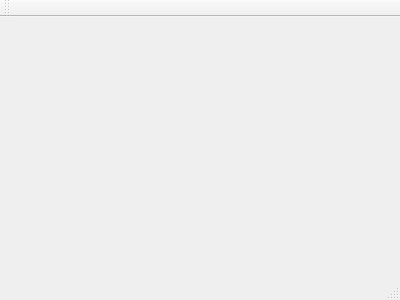
ErikNguyen20/CS1C_ClassProject_G3, file ClassProject2DModelerG3/mainwindow.ui: the form before one commit.
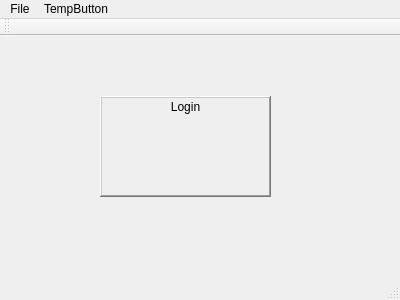
The form after the commit.

Commit message: Added File button on the top bar. Added TestButton on the top bar. Began implementing login box.

```diff
--- a/ClassProject2DModelerG3/mainwindow.ui
+++ b/ClassProject2DModelerG3/mainwindow.ui
@@ -12,13 +12,122 @@
   <property name="windowTitle" >
    <string>MainWindow</string>
   </property>
-  <widget class="QMenuBar" name="menuBar" />
-  <widget class="QToolBar" name="mainToolBar" />
-  <widget class="QWidget" name="centralWidget" />
-  <widget class="QStatusBar" name="statusBar" />
+  <widget class="QWidget" name="centralWidget">
+   <widget class="QFrame" name="loginFrame">
+    <property name="geometry">
+     <rect>
+      <x>100</x>
+      <y>60</y>
+      <width>171</width>
+      <height>101</height>
+     </rect>
+    </property>
+    <property name="autoFillBackground">
+     <bool>true</bool>
+    </property>
+    <property name="frameShape">
+     <enum>QFrame::WinPanel</enum>
+    </property>
+    <property name="frameShadow">
+     <enum>QFrame::Raised</enum>
+    </property>
+    <property name="lineWidth">
+     <number>2</number>
+    </property>
+    <widget class="QLabel" name="label">
+     <property name="geometry">
+      <rect>
+       <x>0</x>
+       <y>0</y>
+       <width>171</width>
+       <height>21</height>
+      </rect>
+     </property>
+     <property name="autoFillBackground">
+      <bool>false</bool>
+     </property>
+     <property name="frameShape">
+      <enum>QFrame::NoFrame</enum>
+     </property>
+     <property name="frameShadow">
+      <enum>QFrame::Raised</enum>
+     </property>
+     <property name="text">
+      <string>Login</string>
+     </property>
+     <property name="alignment">
+      <set>Qt::AlignCenter</set>
+     </property>
+     <property name="margin">
+      <number>2</number>
+     </property>
+    </widget>
+   </widget>
+  </widget>
+  <widget class="QMenuBar" name="menuBar">
+   <property name="geometry">
+    <rect>
+     <x>0</x>
+     <y>0</y>
+     <width>400</width>
+     <height>22</height>
+    </rect>
+   </property>
+   <widget class="QMenu" name="menuFile">
+    <property name="title">
+     <string>File</string>
+    </property>
+    <addaction name="actionNew"/>
+    <addaction name="actionOpen"/>
+    <addaction name="separator"/>
+    <addaction name="actionSave"/>
+    <addaction name="actionSave_As"/>
+   </widget>
+   <widget class="QMenu" name="menuTempButton">
+    <property name="title">
+     <string>TempButton</string>
+    </property>
+    <addaction name="actionLogin"/>
+   </widget>
+   <addaction name="menuFile"/>
+   <addaction name="menuTempButton"/>
+  </widget>
+  <widget class="QToolBar" name="mainToolBar">
+   <attribute name="toolBarArea">
+    <enum>TopToolBarArea</enum>
+   </attribute>
+   <attribute name="toolBarBreak">
+    <bool>false</bool>
+   </attribute>
+  </widget>
+  <widget class="QStatusBar" name="statusBar"/>
+  <action name="actionNew">
+   <property name="text">
+    <string>New</string>
+   </property>
+  </action>
+  <action name="actionOpen">
+   <property name="text">
+    <string>Open</string>
+   </property>
+  </action>
+  <action name="actionSave">
+   <property name="text">
+    <string>Save</string>
+   </property>
+  </action>
+  <action name="actionSave_As">
+   <property name="text">
+    <string>Save As</string>
+   </property>
+  </action>
+  <action name="actionLogin">
+   <property name="text">
+    <string>Login</string>
+   </property>
+  </action>
  </widget>
- <layoutDefault spacing="6" margin="11" />
- <pixmapfunction></pixmapfunction>
+ <layoutdefault spacing="6" margin="11"/>
  <resources/>
  <connections/>
 </ui>
```
Left out of the diff: 7 changed lines with no effect on the pictures.
